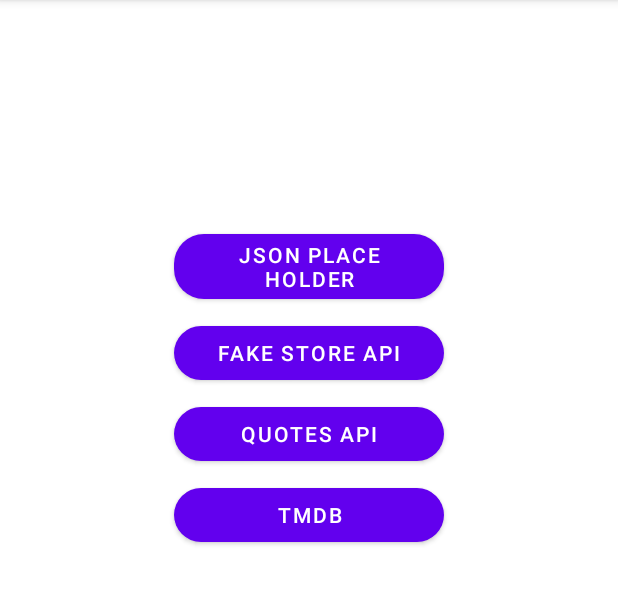
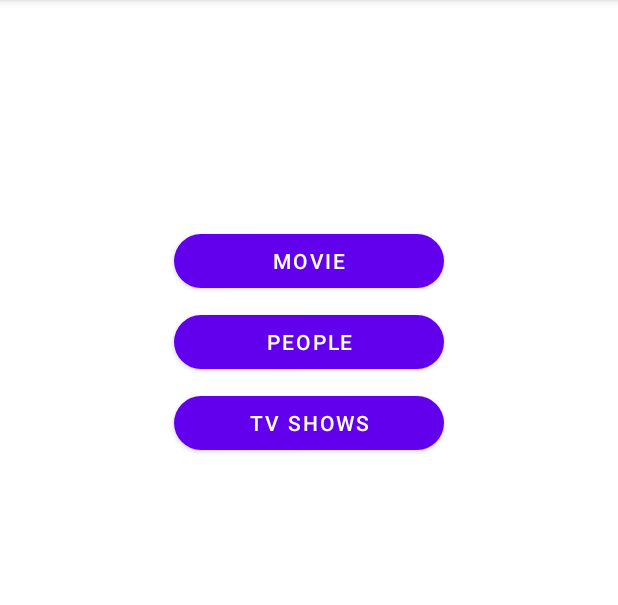
Before and after one commit to anjalisaxena1810/RectrofitApi, an Android app: the screen it shows after launch (ApiStore before the commit, TmdbStore after it), after a tap on "TMDB", on a phone screen of 412 x 824 dp, the part 84-689 px from its top. Run offline under Robolectric (Android 15) with nearby library versions, the phone set to English and light mode, and no system bars; our stand-ins replace data binding.

Commit message:
TMDB Api Pending

```diff
--- a/app/src/main/java/com/example/rectrofitapisproject/BaseEndUrl/ApiInterface.kt
+++ b/app/src/main/java/com/example/rectrofitapisproject/BaseEndUrl/ApiInterface.kt
@@ -3,6 +3,7 @@ package com.example.rectrofitapisproject.BaseEndUrl
 import com.example.rectrofitapisproject.Models.*
 import retrofit2.Call
 import retrofit2.http.GET
+import retrofit2.http.Query
 
 interface ApiInterface {
     @GET("/posts")
@@ -32,4 +33,8 @@ interface ApiInterface {
     @GET("/api/quotes")
     fun getquotes():Call<quotesList>
 
+    @GET("/3/person/popular?")
+    fun getPopular(@Query("api_key") key: String):Call<PopularPersonList>
+
+
 }
--- a/app/src/main/java/com/example/rectrofitapisproject/BaseEndUrl/Constants.kt
+++ b/app/src/main/java/com/example/rectrofitapisproject/BaseEndUrl/Constants.kt
@@ -2,9 +2,12 @@ package com.example.rectrofitapisproject.BaseEndUrl
 
 class Constants {
     companion object{
+
+        const val  Key:String =  "2769feec65e80bb9a7c1b4e9d6095c73"
         const val BASEURL = "https://jsonplaceholder.typicode.com"
         const val BASEURL1 = "https://fakestoreapi.com"
         const val BASEURL2  = "https://type.fit/api/"
+        const val TMDBBASEURL = "https://api.themoviedb.org"
 
     }
 }
--- /dev/null
+++ b/app/src/main/java/com/example/rectrofitapisproject/TmdbStore.kt
@@ -0,0 +1,40 @@
+package com.example.rectrofitapisproject
+
+import android.content.Intent
+import androidx.appcompat.app.AppCompatActivity
+import android.os.Bundle
+import android.view.View
+import androidx.databinding.DataBindingUtil
+import com.example.rectrofitapisproject.databinding.ActivityTmdbStoreBinding
+
+class TmdbStore : AppCompatActivity(), View.OnClickListener {
+    private lateinit var binding : ActivityTmdbStoreBinding
+    override fun onCreate(savedInstanceState: Bundle?) {
+        super.onCreate(savedInstanceState)
+        binding = DataBindingUtil.setContentView(this,R.layout.activity_tmdb_store)
+
+        binding.btnMovie.setOnClickListener(this)
+        binding.btnPeople.setOnClickListener(this)
+        binding.btnTvshow.setOnClickListener(this)
+    }
+
+    override fun onClick(button: View?) {
+        when(button!!.id){
+            R.id.btn_movie ->{
+                val intent = Intent(this@TmdbStore,movieActivity::class.java)
+                startActivity(intent)
+            }
+            R.id.btn_people ->{
+                val intent = Intent(this@TmdbStore,peopleActivity::class.java)
+                startActivity(intent)
+            }
+            R.id.btn_tvshow ->{
+                val intent = Intent(this@TmdbStore,TvShowActivity::class.java)
+                startActivity(intent)
+
+            }
+
+        }
+
+    }
+}
--- /dev/null
+++ b/app/src/main/res/layout/activity_tmdb_store.xml
@@ -0,0 +1,45 @@
+<?xml version="1.0" encoding="utf-8"?>
+<layout xmlns:android="http://schemas.android.com/apk/res/android"
+    xmlns:app="http://schemas.android.com/apk/res-auto"
+    xmlns:tools="http://schemas.android.com/tools">
+
+    <data>
+
+    </data>
+
+    <LinearLayout
+        android:layout_width="match_parent"
+        android:layout_height="match_parent"
+        android:orientation="vertical"
+        tools:context=".TmdbStore">
+
+        <com.google.android.material.button.MaterialButton
+            android:id="@+id/btn_movie"
+            android:layout_width="180dp"
+            android:layout_height="wrap_content"
+            android:text="MOVIE"
+            android:layout_gravity="center"
+            android:layout_marginTop="150dp"
+            app:cornerRadius="20dp"
+            />
+        <com.google.android.material.button.MaterialButton
+            android:id="@+id/btn_people"
+            android:layout_width="180dp"
+            android:layout_height="wrap_content"
+            android:layout_gravity="center"
+            android:text="PEOPLE"
+            app:cornerRadius="20dp"
+            android:layout_marginTop="6dp"
+            />
+        <com.google.android.material.button.MaterialButton
+            android:id="@+id/btn_tvshow"
+            android:layout_width="180dp"
+            android:layout_height="wrap_content"
+            android:layout_gravity="center"
+            android:text="TV SHOWS"
+            app:cornerRadius="20dp"
+            android:layout_marginTop="6dp"
+            />
+
+    </LinearLayout>
+</layout>
```
Also changed, not shown: app/src/main/AndroidManifest.xml (+7 -0 lines), app/src/main/java/com/example/rectrofitapisproject/Adapters/PopularpeopleRecyclerViewAdapter.kt (added, +52 -0 lines), app/src/main/java/com/example/rectrofitapisproject/ApiUtil/RetrofitInstance.kt (+10 -0 lines), app/src/main/java/com/example/rectrofitapisproject/Models/KnownForList.kt (added, +10 -0 lines), app/src/main/java/com/example/rectrofitapisproject/Models/Knownfor.kt (added, +32 -0 lines), app/src/main/java/com/example/rectrofitapisproject/Models/PopularPerson.kt (added, +30 -0 lines), app/src/main/java/com/example/rectrofitapisproject/Models/PopularPersonList.kt (added, +10 -0 lines), app/src/main/java/com/example/rectrofitapisproject/PopularPeopleApi.kt (added, +46 -0 lines), app/src/main/java/com/example/rectrofitapisproject/Repository/JsonPlaceHolderRepository.kt (+31 -0 lines), app/src/main/java/com/example/rectrofitapisproject/TvShowActivity.kt (added, +11 -0 lines), app/src/main/java/com/example/rectrofitapisproject/ViewModel/JsonPlaceHolderViewModel.kt (+9 -0 lines), app/src/main/java/com/example/rectrofitapisproject/peopleActivity.kt (+10 -1 lines), app/src/main/res/layout/activity_popular_people_api.xml (added, +22 -0 lines), app/src/main/res/layout/activity_tv_show.xml (added, +45 -0 lines), 1 more files.
